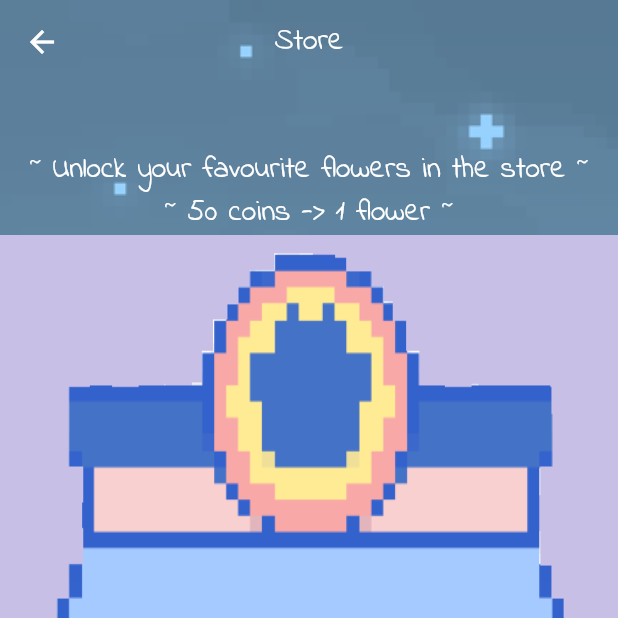
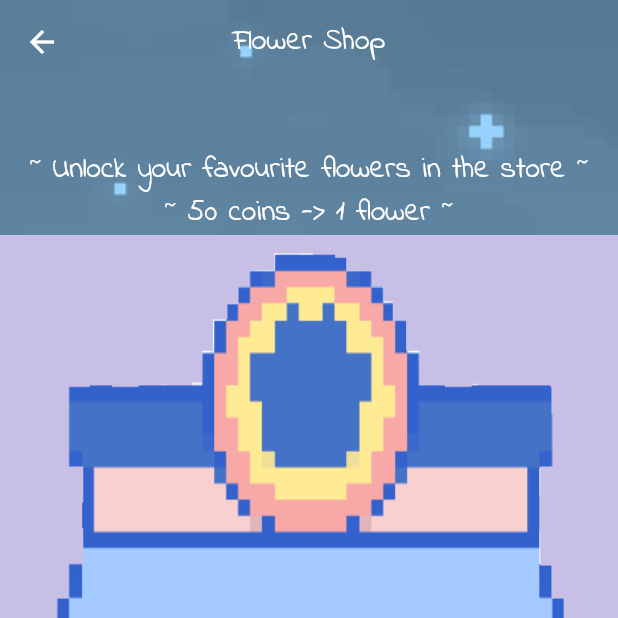
Before and after one commit to yuuutong/Orbital-Project, a Flutter app: the Shop screen opened directly, on a phone screen of 412 x 824 dp, the top half of it. Run offline on Flutter 3.47's test engine with Material 2 defaults, Android fonts, the phone set to English and light mode, and no system bars; drawn by our look-alikes of shimmer; our stand-ins replace cloud_firestore, firebase_auth, firebase_core, fl_chart, flutter_spinkit, flutter_tags and 1 more; missing offline and left inert: dart:ffi; accounts and stored records are empty; network calls fail.

```diff
--- a/sleeplah/lib/forgot_password_page/ForgotPasswordScreen.dart
+++ b/sleeplah/lib/forgot_password_page/ForgotPasswordScreen.dart
@@ -34,7 +34,7 @@ class _ForgotPasswordState extends State<ForgotPassword> {
         }),
       );
     } catch (e) {
-      //print(e);
+      print(e);
       ScaffoldMessenger.of(context).showSnackBar(
         const SnackBar(
           content: Text('Invalid Email Format'),
--- a/sleeplah/lib/home_page/wakeUpButton.dart
+++ b/sleeplah/lib/home_page/wakeUpButton.dart
@@ -4,6 +4,7 @@ import 'package:firebase_auth/firebase_auth.dart';
 import '../SizeConfig.dart';
 import '../constant.dart';
 import 'package:sleeplah/home_page/awake.dart';
+import 'package:intl/intl.dart';
 
 class wakeUpButton extends StatefulWidget {
   String _buttonText = "I'm awake!";
@@ -45,6 +46,10 @@ class wakeUpButtonState extends State<wakeUpButton> {
                         TimeOfDay.fromDateTime(DateTime.now()),
                         FirebaseAuth.instance.currentUser.uid,
                         "wake");
+
+                    DB().claimReward(
+                        DateFormat("yyyy-MM-dd").format(DateTime.now()),
+                        FirebaseAuth.instance.currentUser.uid);
                   });
                 }
               }),
--- a/sleeplah/lib/main.dart
+++ b/sleeplah/lib/main.dart
@@ -22,8 +22,8 @@ class MyApp extends StatelessWidget {
           primarySwatch: Colors.blue,
         ),
         home:
-          //LoginScreen(),
-          HomeScreen(),
+          LoginScreen(),
+          //HomeScreen(),
         );
   }
 }
--- a/sleeplah/lib/models/AppUser.dart
+++ b/sleeplah/lib/models/AppUser.dart
@@ -3,9 +3,10 @@ class AppUser {
   String email = '';
   String nickName = '';
   List<String> friends = List.of(Iterable.empty());
-  List<String> flowers = ["0"]; // the user only has sunflower at the start
-  int coins = 0;
-  int numOfDays = 0;
+  // index is the flower code, elem at that index is the num of that particular flower
+  List<String> flowers = ['1', '0', '0', '0']; // the user only has 1 sunflower at the start
+  int coins = 200;
+  int numOfDays = 2;
   // List<String> tags = List.of(Iterable.empty());
   // List<String> townAchievements = [];
 
--- a/sleeplah/lib/models/flowers.dart
+++ b/sleeplah/lib/models/flowers.dart
@@ -1,18 +1,14 @@
 class Flower {
   String id;
   String name;
-  int num;
+  //int num;
 
-  Flower(this.id, this.name, this.num);
-
-  int getNum() {
-    return num;
-  }
+  Flower(this.id, this.name);
 }
 
 List<Flower> FlowerList = [
-  Flower("0", "Sunflower", 1),
-  Flower("1", "Rose", 0),
-  Flower("2", "Daisy", 0),
-  Flower("3", "Lilac", 0),
+  Flower("0", "Sunflower"),
+  Flower("1", "Rose"),
+  Flower("2", "Daisy"),
+  Flower("3", "Lilac"),
 ];
--- a/sleeplah/lib/shop/shop_page.dart
+++ b/sleeplah/lib/shop/shop_page.dart
@@ -12,7 +12,7 @@ class Shop extends StatelessWidget {
     return Scaffold(
         extendBodyBehindAppBar: true,
         appBar: AppBar(
-          title: Text("Store"),
+          title: Text("Flower Shop"),
           centerTitle: true,
           backgroundColor: Colors.transparent,
           elevation: 0,
```
Also changed, not shown: sleeplah/lib/database.dart (+55 -30 lines), sleeplah/lib/garden_page/gardenStats.dart (+29 -24 lines), sleeplah/lib/shop/match.dart (+11 -7 lines).
